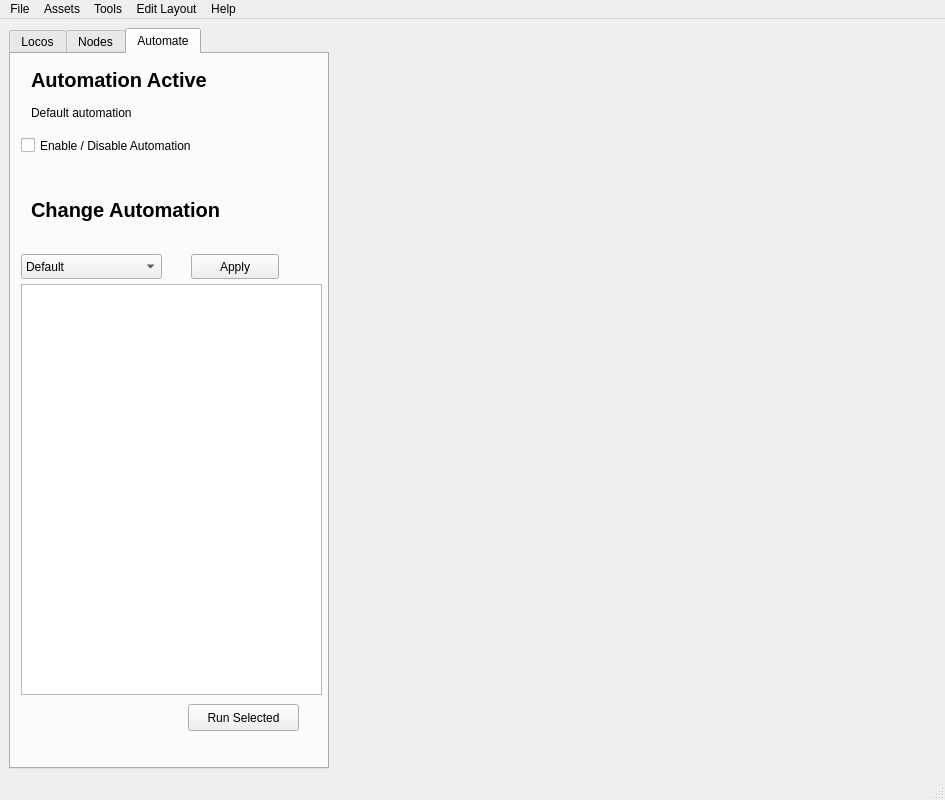
The window that mainwindow.ui (penguintutor/pisignalbox) describes before a commit, drawn with Qt 5.
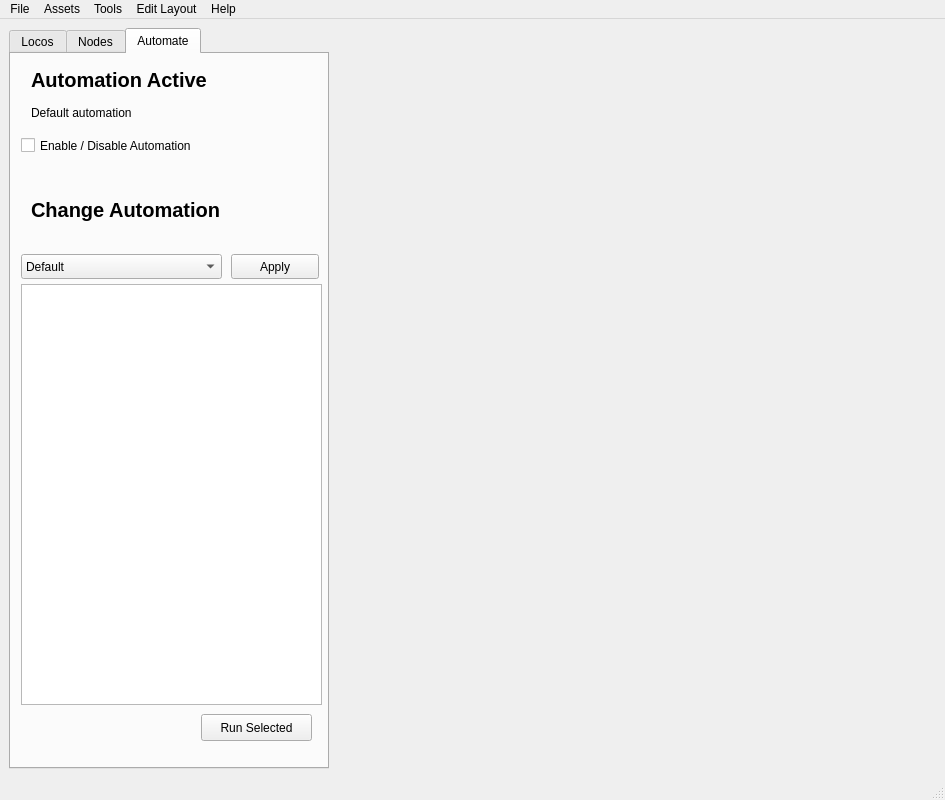
The same window after the commit. The open tabs and pages were chosen to show the change. Custom widgets are drawn as their Qt base class.

Commit message: Change automation view to automation list

```diff
--- a/mainwindow.ui
+++ b/mainwindow.ui
@@ -634,7 +634,7 @@
            <rect>
             <x>10</x>
             <y>200</y>
-            <width>141</width>
+            <width>201</width>
             <height>25</height>
            </rect>
           </property>
@@ -652,7 +652,7 @@
          <widget class="QPushButton" name="automationApplyButton">
           <property name="geometry">
            <rect>
-            <x>180</x>
+            <x>220</x>
             <y>200</y>
             <width>88</width>
             <height>25</height>
@@ -662,21 +662,11 @@
            <string>Apply</string>
           </property>
          </widget>
-         <widget class="QListView" name="automationListView">
-          <property name="geometry">
-           <rect>
-            <x>10</x>
-            <y>230</y>
-            <width>301</width>
-            <height>411</height>
-           </rect>
-          </property>
-         </widget>
          <widget class="QPushButton" name="automationRunButton">
           <property name="geometry">
            <rect>
-            <x>177</x>
-            <y>650</y>
+            <x>190</x>
+            <y>660</y>
             <width>111</width>
             <height>27</height>
            </rect>
@@ -685,6 +675,16 @@
            <string>Run Selected</string>
           </property>
          </widget>
+         <widget class="QListWidget" name="automationList">
+          <property name="geometry">
+           <rect>
+            <x>10</x>
+            <y>230</y>
+            <width>301</width>
+            <height>421</height>
+           </rect>
+          </property>
+         </widget>
         </widget>
        </widget>
       </item>
```
Left out of the diff: 2 changed lines with no effect on the pictures.
